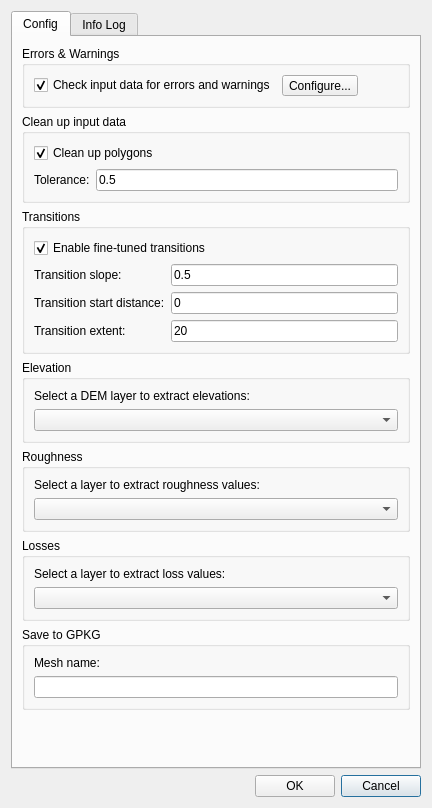
This is core/ui/toolbars/utilities/create_mesh.ui in ibergis/ibergis_qgis_plugin as Qt 5 draws it before an edit. The edited form follows.
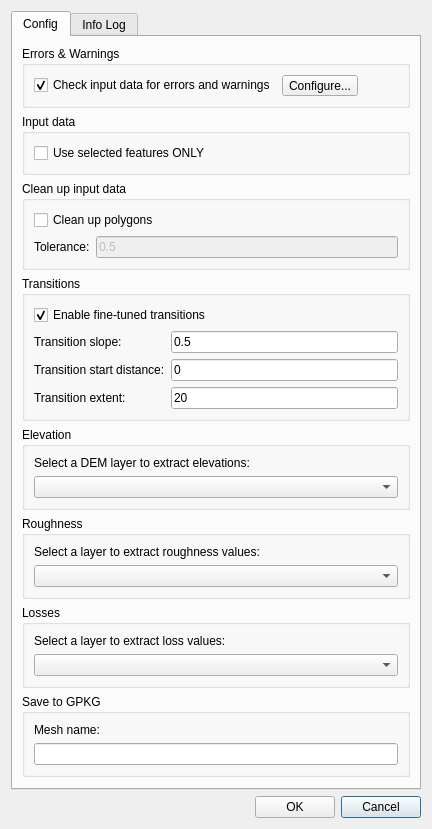
This is the edited form.

Commit message: feat(mesh): add option to only mesh with selected features

Patch:
```diff
--- a/core/ui/toolbars/utilities/create_mesh.ui
+++ b/core/ui/toolbars/utilities/create_mesh.ui
@@ -84,6 +84,86 @@
            <property name="bottomMargin">
             <number>0</number>
            </property>
+           <item row="4" column="0">
+            <widget class="QGroupBox" name="groupBox_2">
+             <property name="title">
+              <string>Elevation</string>
+             </property>
+             <layout class="QGridLayout" name="gridLayout_3">
+              <item row="1" column="0">
+               <widget class="QComboBox" name="cmb_dem_layer"/>
+              </item>
+              <item row="0" column="0">
+               <widget class="QLabel" name="lbl_dem_layer">
+                <property name="text">
+                 <string>Select a DEM layer to extract elevations:</string>
+                </property>
+               </widget>
+              </item>
+             </layout>
+            </widget>
+           </item>
+           <item row="3" column="0">
+            <widget class="QGroupBox" name="groupBox">
+             <property name="title">
+              <string>Transitions</string>
+             </property>
+             <layout class="QGridLayout" name="gridLayout">
+              <item row="1" column="0">
+               <widget class="QLabel" name="lbl_slope">
+                <property name="text">
+                 <string>Transition slope:</string>
+                </property>
+               </widget>
+              </item>
+              <item row="1" column="1">
+               <widget class="QLineEdit" name="txt_slope">
+                <property name="text">
+                 <string>0.5</string>
+                </property>
+               </widget>
+              </item>
+              <item row="2" column="0">
+               <widget class="QLabel" name="lbl_start">
+                <property name="text">
+                 <string>Transition start distance:</string>
+                </property>
+               </widget>
+              </item>
+              <item row="2" column="1">
+               <widget class="QLineEdit" name="txt_start">
+                <property name="text">
+                 <string>0</string>
+                </property>
+               </widget>
+              </item>
+              <item row="0" column="0" colspan="2">
+               <widget class="QCheckBox" name="chk_transition">
+                <property name="text">
+                 <string>Enable fine-tuned transitions</string>
+                </property>
+                <property name="checked">
+                 <bool>true</bool>
+                </property>
+               </widget>
+              </item>
+              <item row="3" column="0">
+               <widget class="QLabel" name="lbl_extent">
+                <property name="text">
+                 <string>Transition extent:</string>
+                </property>
+               </widget>
+              </item>
+              <item row="3" column="1">
+               <widget class="QLineEdit" name="txt_extent">
+                <property name="text">
+                 <string>20</string>
+                </property>
+               </widget>
+              </item>
+             </layout>
+            </widget>
+           </item>
            <item row="0" column="0">
             <widget class="QGroupBox" name="groupBox_4">
              <property name="title">
@@ -123,7 +203,26 @@
              </layout>
             </widget>
            </item>
-           <item row="7" column="0">
+           <item row="6" column="0">
+            <widget class="QGroupBox" name="groupBox_7">
+             <property name="title">
+              <string>Losses</string>
+             </property>
+             <layout class="QGridLayout" name="gridLayout_12">
+              <item row="0" column="0">
+               <widget class="QLabel" name="lbl_losses_layer">
+                <property name="text">
+                 <string>Select a layer to extract loss values:</string>
+                </property>
+               </widget>
+              </item>
+              <item row="1" column="0">
+               <widget class="QComboBox" name="cmb_losses_layer"/>
+              </item>
+             </layout>
+            </widget>
+           </item>
+           <item row="8" column="0">
             <spacer name="verticalSpacer">
              <property name="orientation">
               <enum>Qt::Vertical</enum>
@@ -136,26 +235,49 @@
              </property>
             </spacer>
            </item>
-           <item row="3" column="0">
-            <widget class="QGroupBox" name="groupBox_2">
+           <item row="2" column="0">
+            <widget class="QGroupBox" name="groupBox_8">
              <property name="title">
-              <string>Elevation</string>
+              <string>Clean up input data</string>
              </property>
-             <layout class="QGridLayout" name="gridLayout_3">
+             <layout class="QGridLayout" name="gridLayout_13">
+              <item row="1" column="1">
+               <widget class="QLineEdit" name="txt_tolerance">
+                <property name="enabled">
+                 <bool>false</bool>
+                </property>
+                <property name="text">
+                 <string>0.5</string>
+                </property>
+               </widget>
+              </item>
               <item row="1" column="0">
-               <widget class="QComboBox" name="cmb_dem_layer"/>
+               <widget class="QLabel" name="lbl_tolerance">
+                <property name="text">
+                 <string>Tolerance:</string>
+                </property>
+               </widget>
               </item>
-              <item row="0" column="0">
-               <widget class="QLabel" name="lbl_dem_layer">
+              <item row="0" column="0" colspan="2">
+               <widget class="QCheckBox" name="chk_clean_geometries">
+                <property name="enabled">
+                 <bool>true</bool>
+                </property>
+                <property name="toolTip">
+                 <string>Clean up the input data by removing duplicate and closely positioned vertices.</string>
+                </property>
                 <property name="text">
-                 <string>Select a DEM layer to extract elevations:</string>
+                 <string>Clean up polygons</string>
+                </property>
+                <property name="checked">
+                 <bool>false</bool>
                 </property>
                </widget>
               </item>
              </layout>
             </widget>
            </item>
-           <item row="4" column="0">
+           <item row="5" column="0">
             <widget class="QGroupBox" name="groupBox_3">
              <property name="title">
               <string>Roughness</string>
@@ -174,87 +296,7 @@
              </layout>
             </widget>
            </item>
-           <item row="5" column="0">
-            <widget class="QGroupBox" name="groupBox_7">
-             <property name="title">
-              <string>Losses</string>
-             </property>
-             <layout class="QGridLayout" name="gridLayout_12">
-              <item row="0" column="0">
-               <widget class="QLabel" name="lbl_losses_layer">
-                <property name="text">
-                 <string>Select a layer to extract loss values:</string>
-                </property>
-               </widget>
-              </item>
-              <item row="1" column="0">
-               <widget class="QComboBox" name="cmb_losses_layer"/>
-              </item>
-             </layout>
-            </widget>
-           </item>
-           <item row="2" column="0">
-            <widget class="QGroupBox" name="groupBox">
-             <property name="title">
-              <string>Transitions</string>
-             </property>
-             <layout class="QGridLayout" name="gridLayout">
-              <item row="1" column="0">
-               <widget class="QLabel" name="lbl_slope">
-                <property name="text">
-                 <string>Transition slope:</string>
-                </property>
-               </widget>
-              </item>
-              <item row="1" column="1">
-               <widget class="QLineEdit" name="txt_slope">
-                <property name="text">
-                 <string>0.5</string>
-                </property>
-               </widget>
-              </item>
-              <item row="2" column="0">
-               <widget class="QLabel" name="lbl_start">
-                <property name="text">
-                 <string>Transition start distance:</string>
-                </property>
-               </widget>
-              </item>
-              <item row="2" column="1">
-               <widget class="QLineEdit" name="txt_start">
-                <property name="text">
-                 <string>0</string>
-                </property>
-               </widget>
-              </item>
-              <item row="0" column="0" colspan="2">
-               <widget class="QCheckBox" name="chk_transition">
-                <property name="text">
-                 <string>Enable fine-tuned transitions</string>
-                </property>
-                <property name="checked">
-                 <bool>true</bool>
-                </property>
-               </widget>
-              </item>
-              <item row="3" column="0">
-               <widget class="QLabel" name="lbl_extent">
-                <property name="text">
-                 <string>Transition extent:</string>
-                </property>
-               </widget>
-              </item>
-              <item row="3" column="1">
-               <widget class="QLineEdit" name="txt_extent">
-                <property name="text">
-                 <string>20</string>
-                </property>
-               </widget>
-              </item>
-             </layout>
-            </widget>
-           </item>
-           <item row="6" column="0">
+           <item row="7" column="0">
             <widget class="QGroupBox" name="groupBox_5">
              <property name="title">
               <string>Save to GPKG</string>
@@ -274,35 +316,18 @@
             </widget>
            </item>
            <item row="1" column="0">
-            <widget class="QGroupBox" name="groupBox_8">
+            <widget class="QGroupBox" name="groupBox_6">
              <property name="title">
-              <string>Clean up input data</string>
+              <string>Input data</string>
              </property>
-             <layout class="QGridLayout" name="gridLayout_13">
-              <item row="1" column="1">
-               <widget class="QLineEdit" name="txt_tolerance">
-                <property name="text">
-                 <string>0.5</string>
-                </property>
-               </widget>
-              </item>
-              <item row="1" column="0">
-               <widget class="QLabel" name="lbl_tolerance">
-                <property name="text">
-                 <string>Tolerance:</string>
-                </property>
-               </widget>
-              </item>
-              <item row="0" column="0" colspan="2">
-               <widget class="QCheckBox" name="chk_clean_geometries">
+             <layout class="QGridLayout" name="gridLayout_14">
+              <item row="0" column="0">
+               <widget class="QCheckBox" name="chk_only_selected">
                 <property name="toolTip">
                  <string>Clean up the input data by removing duplicate and closely positioned vertices.</string>
                 </property>
                 <property name="text">
-                 <string>Clean up polygons</string>
-                </property>
-                <property name="checked">
-                 <bool>true</bool>
+                 <string>Use selected features ONLY</string>
                 </property>
                </widget>
               </item>
```
Left out of the diff: 2 changed lines with no effect on the pictures. The commit also changes 4 other files.
